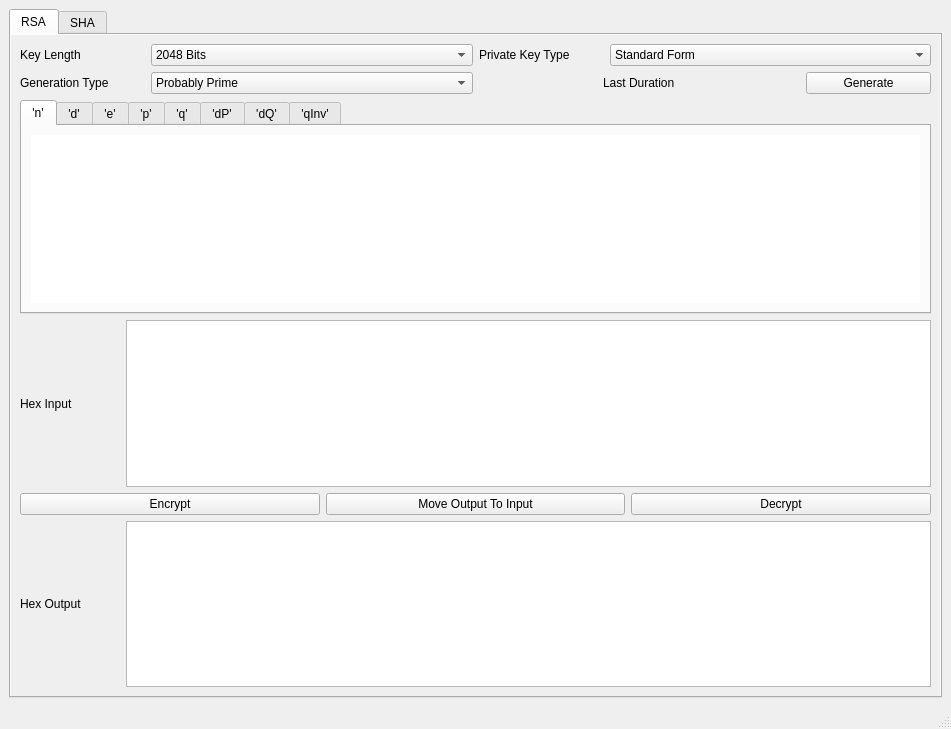
Qt form C++_Implementations/QT_GUI_Cryptography/resources/mainwindow.ui (jbarbourmoore/Cryptography-Exploration) before a commit.
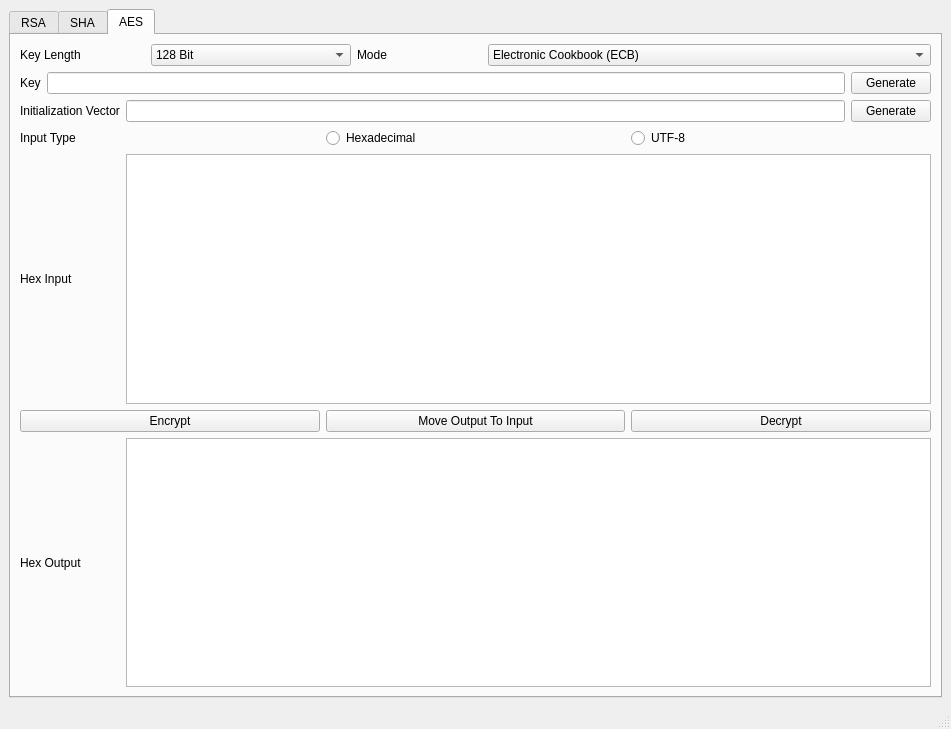
The same form after that commit. The open tabs and pages were chosen to show the change.

Commit message: Started UI for AES

```diff
--- a/C++_Implementations/QT_GUI_Cryptography/resources/mainwindow.ui
+++ b/C++_Implementations/QT_GUI_Cryptography/resources/mainwindow.ui
@@ -663,6 +663,224 @@
         </item>
        </layout>
       </widget>
+      <widget class="QWidget" name="aes_tab">
+       <attribute name="title">
+        <string>AES</string>
+       </attribute>
+       <layout class="QVBoxLayout" name="verticalLayout_13">
+        <item>
+         <layout class="QHBoxLayout" name="horizontalLayout_7">
+          <item>
+           <widget class="QLabel" name="label_7">
+            <property name="maximumSize">
+             <size>
+              <width>125</width>
+              <height>16777215</height>
+             </size>
+            </property>
+            <property name="text">
+             <string>Key Length</string>
+            </property>
+           </widget>
+          </item>
+          <item>
+           <widget class="QComboBox" name="aes_key_length_select">
+            <property name="maximumSize">
+             <size>
+              <width>200</width>
+              <height>16777215</height>
+             </size>
+            </property>
+            <item>
+             <property name="text">
+              <string>128 Bit</string>
+             </property>
+            </item>
+            <item>
+             <property name="text">
+              <string>192 Bit</string>
+             </property>
+            </item>
+            <item>
+             <property name="text">
+              <string>256 Bit</string>
+             </property>
+            </item>
+           </widget>
+          </item>
+          <item>
+           <widget class="QLabel" name="label_8">
+            <property name="maximumSize">
+             <size>
+              <width>125</width>
+              <height>16777215</height>
+             </size>
+            </property>
+            <property name="text">
+             <string>Mode</string>
+            </property>
+           </widget>
+          </item>
+          <item>
+           <widget class="QComboBox" name="aes_mode_select">
+            <item>
+             <property name="text">
+              <string>Electronic Cookbook (ECB)</string>
+             </property>
+            </item>
+            <item>
+             <property name="text">
+              <string>Cypher Block Chaining (CBC)</string>
+             </property>
+            </item>
+           </widget>
+          </item>
+         </layout>
+        </item>
+        <item>
+         <layout class="QHBoxLayout" name="horizontalLayout_8">
+          <item>
+           <widget class="QLabel" name="label_9">
+            <property name="text">
+             <string>Key</string>
+            </property>
+           </widget>
+          </item>
+          <item>
+           <widget class="QLineEdit" name="aes_key_text"/>
+          </item>
+          <item>
+           <widget class="QPushButton" name="aes_key_gen_button">
+            <property name="text">
+             <string>Generate</string>
+            </property>
+           </widget>
+          </item>
+         </layout>
+        </item>
+        <item>
+         <layout class="QHBoxLayout" name="horizontalLayout_9">
+          <item>
+           <widget class="QLabel" name="label_10">
+            <property name="text">
+             <string>Initialization Vector</string>
+            </property>
+           </widget>
+          </item>
+          <item>
+           <widget class="QLineEdit" name="aes_iv_text"/>
+          </item>
+          <item>
+           <widget class="QPushButton" name="aes_iv_gen_button">
+            <property name="text">
+             <string>Generate</string>
+            </property>
+           </widget>
+          </item>
+         </layout>
+        </item>
+        <item>
+         <layout class="QHBoxLayout" name="horizontalLayout_10">
+          <item>
+           <widget class="QLabel" name="label_11">
+            <property name="text">
+             <string>Input Type</string>
+            </property>
+           </widget>
+          </item>
+          <item>
+           <widget class="QRadioButton" name="aes_hex_radio">
+            <property name="text">
+             <string>Hexadecimal</string>
+            </property>
+            <attribute name="buttonGroup">
+             <string notr="true">buttonGroup</string>
+            </attribute>
+           </widget>
+          </item>
+          <item>
+           <widget class="QRadioButton" name="aes_utf8_radio">
+            <property name="text">
+             <string>UTF-8</string>
+            </property>
+            <attribute name="buttonGroup">
+             <string notr="true">buttonGroup</string>
+            </attribute>
+           </widget>
+          </item>
+         </layout>
+        </item>
+        <item>
+         <layout class="QHBoxLayout" name="horizontalLayout_11">
+          <item>
+           <widget class="QLabel" name="aes_in_label">
+            <property name="minimumSize">
+             <size>
+              <width>100</width>
+              <height>0</height>
+             </size>
+            </property>
+            <property name="text">
+             <string>Hex Input</string>
+            </property>
+           </widget>
+          </item>
+          <item>
+           <widget class="QPlainTextEdit" name="aes_in_text"/>
+          </item>
+         </layout>
+        </item>
+        <item>
+         <layout class="QHBoxLayout" name="horizontalLayout_13">
+          <item>
+           <widget class="QPushButton" name="aes_encrypt_button">
+            <property name="text">
+             <string>Encrypt</string>
+            </property>
+           </widget>
+          </item>
+          <item>
+           <widget class="QPushButton" name="aes_swap_out_button">
+            <property name="text">
+             <string>Move Output To Input</string>
+            </property>
+           </widget>
+          </item>
+          <item>
+           <widget class="QPushButton" name="aes_decrypt_button">
+            <property name="text">
+             <string>Decrypt</string>
+            </property>
+           </widget>
+          </item>
+         </layout>
+        </item>
+        <item>
+         <layout class="QHBoxLayout" name="horizontalLayout_12">
+          <item>
+           <widget class="QLabel" name="aes_out_label">
+            <property name="minimumSize">
+             <size>
+              <width>100</width>
+              <height>0</height>
+             </size>
+            </property>
+            <property name="text">
+             <string>Hex Output</string>
+            </property>
+           </widget>
+          </item>
+          <item>
+           <widget class="QPlainTextEdit" name="aes_out_text">
+            <property name="readOnly">
+             <bool>true</bool>
+            </property>
+           </widget>
+          </item>
+         </layout>
+        </item>
+       </layout>
+      </widget>
      </widget>
     </item>
    </layout>
```
Left out of the diff: 3 changed lines with no effect on the pictures. The commit also changes 4 other files.
